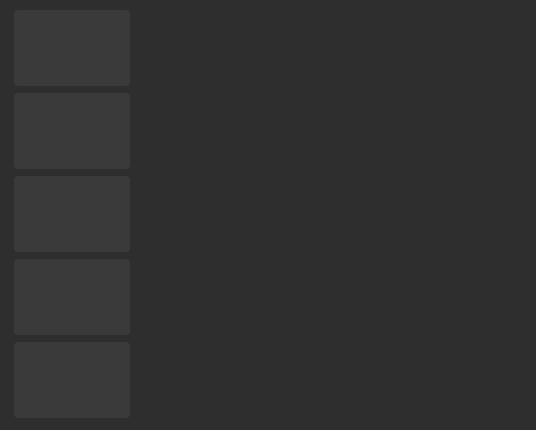
Old version of the form pages.ui in the repository Himesh-boop/Stock-Market-Simulator.
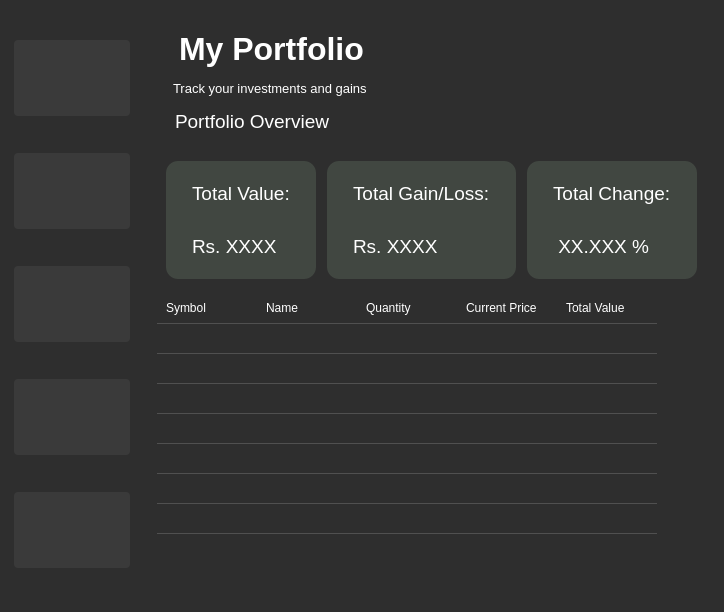
New version of the form. The open tabs and pages were chosen to show the change. Icons and pictures are not drawn. Custom widgets are drawn as their Qt base class.

Commit message: Portfolio Page UI complete,other pages remaining

Patch:
```diff
--- a/pages.ui
+++ b/pages.ui
@@ -6,8 +6,8 @@
    <rect>
     <x>0</x>
     <y>0</y>
-    <width>536</width>
-    <height>430</height>
+    <width>608</width>
+    <height>408</height>
    </rect>
   </property>
   <property name="windowTitle">
@@ -300,8 +300,419 @@
          <property name="currentIndex">
           <number>2</number>
          </property>
-         <widget class="QWidget" name="PortfolioPage"/>
-         <widget class="QWidget" name="CashPage"/>
+         <widget class="QWidget" name="PortfolioPage">
+          <layout class="QGridLayout" name="gridLayout">
+           <item row="1" column="0">
+            <widget class="QFrame" name="Cards">
+             <property name="sizePolicy">
+              <sizepolicy hsizetype="Expanding" vsizetype="Expanding">
+               <horstretch>0</horstretch>
+               <verstretch>2</verstretch>
+              </sizepolicy>
+             </property>
+             <property name="frameShape">
+              <enum>QFrame::Shape::NoFrame</enum>
+             </property>
+             <property name="frameShadow">
+              <enum>QFrame::Shadow::Plain</enum>
+             </property>
+             <layout class="QHBoxLayout" name="horizontalLayout_2">
+              <property name="spacing">
+               <number>11</number>
+              </property>
+              <item>
+               <widget class="QWidget" name="widget_4" native="true">
+                <property name="styleSheet">
+                 <string notr="true"> background-color: rgba(200, 255, 200, 30);  /* Light translucent green */
+    border-radius: 12px;                        /* Curved corners */
+    padding: 12px;                              /* Space inside the card */</string>
+                </property>
+                <layout class="QVBoxLayout" name="verticalLayout_6">
+                 <item>
+                  <widget class="QLabel" name="label_7">
+                   <property name="font">
+                    <font>
+                     <pointsize>14</pointsize>
+                    </font>
+                   </property>
+                   <property name="styleSheet">
+                    <string notr="true">background-color: transparent;
+color: white;
+border: none;</string>
+                   </property>
+                   <property name="text">
+                    <string>Total Value:</string>
+                   </property>
+                  </widget>
+                 </item>
+                 <item>
+                  <widget class="QLabel" name="label_6">
+                   <property name="font">
+                    <font>
+                     <pointsize>14</pointsize>
+                    </font>
+                   </property>
+                   <property name="styleSheet">
+                    <string notr="true">background-color: transparent;
+color: white;
+border: none;</string>
+                   </property>
+                   <property name="text">
+                    <string>Rs. XXXX</string>
+                   </property>
+                  </widget>
+                 </item>
+                </layout>
+               </widget>
+              </item>
+              <item>
+               <widget class="QWidget" name="widget_2" native="true">
+                <property name="styleSheet">
+                 <string notr="true"> background-color: rgba(200, 255, 200, 30);  /* Light translucent green */
+    border-radius: 12px;                        /* Curved corners */
+    padding: 12px;                              /* Space inside the card */</string>
+                </property>
+                <layout class="QVBoxLayout" name="verticalLayout_5">
+                 <item>
+                  <widget class="QLabel" name="label_4">
+                   <property name="font">
+                    <font>
+                     <pointsize>14</pointsize>
+                    </font>
+                   </property>
+                   <property name="styleSheet">
+                    <string notr="true">background-color: transparent;
+color: white;
+border: none;</string>
+                   </property>
+                   <property name="text">
+                    <string>Total Gain/Loss:</string>
+                   </property>
+                  </widget>
+                 </item>
+                 <item>
+                  <widget class="QLabel" name="label_5">
+                   <property name="font">
+                    <font>
+                     <pointsize>14</pointsize>
+                    </font>
+                   </property>
+                   <property name="styleSheet">
+                    <string notr="true">background-color: transparent;
+color: white;
+border: none;</string>
+                   </property>
+                   <property name="text">
+                    <string>Rs. XXXX</string>
+                   </property>
+                  </widget>
+                 </item>
+                </layout>
+               </widget>
+              </item>
+              <item>
+               <widget class="QWidget" name="widget_3" native="true">
+                <property name="styleSheet">
+                 <string notr="true"> background-color: rgba(200, 255, 200, 30);  /* Light translucent green */
+    border-radius: 12px;                        /* Curved corners */
+    padding: 12px;                              /* Space inside the card */</string>
+                </property>
+                <layout class="QVBoxLayout" name="verticalLayout_7">
+                 <item>
+                  <widget class="QLabel" name="label_8">
+                   <property name="font">
+                    <font>
+                     <pointsize>14</pointsize>
+                    </font>
+                   </property>
+                   <property name="styleSheet">
+                    <string notr="true">background-color: transparent;
+color: white;
+border: none;</string>
+                   </property>
+                   <property name="text">
+                    <string>Total Change:</string>
+                   </property>
+                  </widget>
+                 </item>
+                 <item>
+                  <widget class="QLabel" name="label_9">
+                   <property name="font">
+                    <font>
+                     <pointsize>14</pointsize>
+                    </font>
+                   </property>
+                   <property name="styleSheet">
+                    <string notr="true">background-color: transparent;
+color: white;
+border: none;</string>
+                   </property>
+                   <property name="text">
+                    <string> XX.XXX %</string>
+                   </property>
+                  </widget>
+                 </item>
+                </layout>
+               </widget>
+              </item>
+             </layout>
+            </widget>
+           </item>
+           <item row="0" column="0">
+            <widget class="QWidget" name="Title" native="true">
+             <property name="sizePolicy">
+              <sizepolicy hsizetype="Expanding" vsizetype="Expanding">
+               <horstretch>0</horstretch>
+               <verstretch>2</verstretch>
+              </sizepolicy>
+             </property>
+             <layout class="QVBoxLayout" name="verticalLayout_4">
+              <item>
+               <widget class="QLabel" name="label">
+                <property name="font">
+                 <font>
+                  <pointsize>24</pointsize>
+                  <bold>true</bold>
+                 </font>
+                </property>
+                <property name="styleSheet">
+                 <string notr="true">background-color : transparent;
+color : white;
+border: none;
+font-size: 50;
+font-weight: bold;</string>
+                </property>
+                <property name="text">
+                 <string>My Portfolio</string>
+                </property>
+               </widget>
+              </item>
+              <item>
+               <widget class="QLabel" name="label_2">
+                <property name="font">
+                 <font>
+                  <pointsize>10</pointsize>
+                 </font>
+                </property>
+                <property name="styleSheet">
+                 <string notr="true">background-color : transparent;
+color : white;
+border: none;
+font-size: 17;</string>
+                </property>
+                <property name="text">
+                 <string>Track your investments and gains</string>
+                </property>
+               </widget>
+              </item>
+              <item>
+               <widget class="QLabel" name="label_3">
+                <property name="font">
+                 <font>
+                  <pointsize>14</pointsize>
+                 </font>
+                </property>
+                <property name="styleSheet">
+                 <string notr="true">background-color : transparent;
+color : white;
+border: none;
+font-size: 14;
+</string>
+                </property>
+                <property name="text">
+                 <string>Portfolio Overview</string>
+                </property>
+               </widget>
+              </item>
+             </layout>
+            </widget>
+           </item>
+           <item row="2" column="0">
+            <widget class="QTableWidget" name="Table">
+             <property name="sizePolicy">
+              <sizepolicy hsizetype="Expanding" vsizetype="Expanding">
+               <horstretch>0</horstretch>
+               <verstretch>6</verstretch>
+              </sizepolicy>
+             </property>
+             <property name="minimumSize">
+              <size>
+               <width>400</width>
+               <height>300</height>
+              </size>
+             </property>
+             <property name="styleSheet">
+              <string notr="true">QTableWidget {
+    background-color: #2E2E2E;
+    color: white;
+    gridline-color: #505050;
+    font-size: 10 px;
+    border: none;
+}
+
+QHeaderView::section {
+    background-color: #444;
+    color: white;
+    padding: 6px;
+    border: none;
+    font-weight: bold;
+}
+
+QTableWidget::item {
+    padding: 6px;
+    border-bottom: 1px solid #505050;
+}
+
+QTableWidget::item:selected {
+    background-color: #66ccff;
+    color: black;
+}
+</string>
+             </property>
+             <property name="tabKeyNavigation">
+              <bool>true</bool>
+             </property>
+             <property name="showGrid">
+              <bool>false</bool>
+             </property>
+             <property name="rowCount">
+              <number>8</number>
+             </property>
+             <property name="columnCount">
+              <number>5</number>
+             </property>
+             <attribute name="horizontalHeaderVisible">
+              <bool>false</bool>
+             </attribute>
+             <attribute name="verticalHeaderVisible">
+              <bool>false</bool>
+             </attribute>
+             <row/>
+             <row/>
+             <row/>
+             <row/>
+             <row/>
+             <row/>
+             <row/>
+             <row/>
+             <column/>
+             <column/>
+             <column/>
+             <column/>
+             <column/>
+             <item row="0" column="0">
+              <property name="text">
+               <string>Symbol</string>
+              </property>
+             </item>
+             <item row="0" column="1">
+              <property name="text">
+               <string>Name</string>
+              </property>
+             </item>
+             <item row="0" column="2">
+              <property name="text">
+               <string>Quantity</string>
+              </property>
+             </item>
+             <item row="0" column="3">
+              <property name="text">
+               <string>Current Price</string>
+              </property>
+             </item>
+             <item row="0" column="4">
+              <property name="text">
+               <string>Total Value</string>
+              </property>
+             </item>
+             <item row="1" column="0">
+              <property name="font">
+               <font>
+                <pointsize>9</pointsize>
+               </font>
+              </property>
+             </item>
+            </widget>
+           </item>
+          </layout>
+         </widget>
+         <widget class="QWidget" name="CashPage">
+          <widget class="QWidget" name="Title_2" native="true">
+           <property name="geometry">
+            <rect>
+             <x>-10</x>
+             <y>0</y>
+             <width>451</width>
+             <height>109</height>
+            </rect>
+           </property>
+           <property name="sizePolicy">
+            <sizepolicy hsizetype="Expanding" vsizetype="Expanding">
+             <horstretch>0</horstretch>
+             <verstretch>2</verstretch>
+            </sizepolicy>
+           </property>
+           <layout class="QVBoxLayout" name="verticalLayout_8">
+            <item>
+             <widget class="QLabel" name="label_10">
+              <property name="font">
+               <font>
+                <pointsize>24</pointsize>
+                <bold>true</bold>
+               </font>
+              </property>
+              <property name="styleSheet">
+               <string notr="true">background-color : transparent;
+color : white;
+border: none;
+font-size: 50;
+font-weight: bold;</string>
+              </property>
+              <property name="text">
+               <string>My Portfolio</string>
+              </property>
+             </widget>
+            </item>
+            <item>
+             <widget class="QLabel" name="label_11">
+              <property name="font">
+               <font>
+                <pointsize>10</pointsize>
+               </font>
+              </property>
+              <property name="styleSheet">
+               <string notr="true">background-color : transparent;
+color : white;
+border: none;
+font-size: 17;</string>
+              </property>
+              <property name="text">
+               <string>Track your investments and gains</string>
+              </property>
+             </widget>
+            </item>
+            <item>
+             <widget class="QLabel" name="label_12">
+              <property name="font">
+               <font>
+                <pointsize>14</pointsize>
+               </font>
+              </property>
+              <property name="styleSheet">
+               <string notr="true">background-color : transparent;
+color : white;
+border: none;
+font-size: 14;
+</string>
+              </property>
+              <property name="text">
+               <string>Portfolio Overview</string>
+              </property>
+             </widget>
+            </item>
+           </layout>
+          </widget>
+         </widget>
          <widget class="QWidget" name="CandleStickPage">
           <layout class="QVBoxLayout" name="verticalLayout_3">
            <item>
```
Left out of the diff: 2 changed lines with no effect on the pictures. The commit also changes 40 other files.
